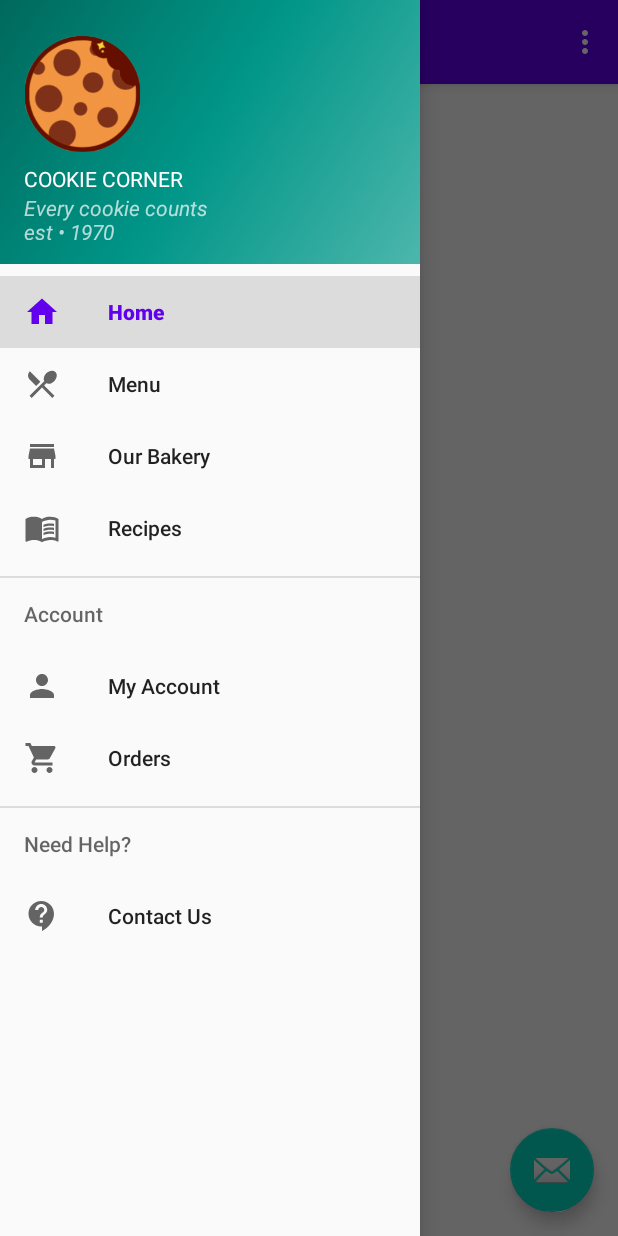
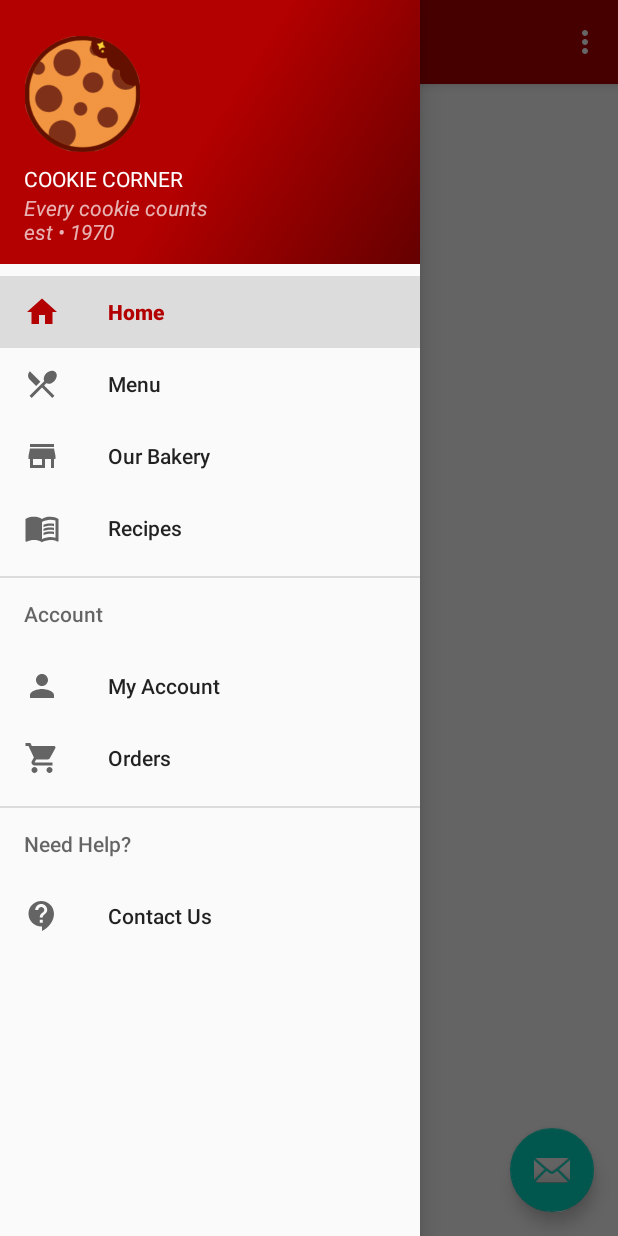
Before and after one commit to farzana-moury/CookieCorner, an Android app: the screen it shows after launch (MainActivity), with the side drawer open, on a phone screen of 412 x 824 dp. Run offline under Robolectric (Android 15) with nearby library versions, the light colour scheme and no system bars; our stand-ins replace navigation-ui.

Commit message:
#9 Provided colour scheme for app header and nav header   * Modified colours in colors.xml to change app header   * Modified colours in side_nav_bar.xml to change nav header

```diff
--- a/app/src/main/res/drawable/side_nav_bar.xml
+++ b/app/src/main/res/drawable/side_nav_bar.xml
@@ -2,8 +2,8 @@
     android:shape="rectangle">
     <gradient
         android:angle="135"
-        android:centerColor="#009688"
-        android:endColor="#00695C"
-        android:startColor="#4DB6AC"
+        android:startColor="@color/colorPrimaryDark"
+        android:centerColor="@color/colorPrimary"
+        android:endColor="@color/colorPrimary"
         android:type="linear" />
 </shape>
--- a/app/src/main/res/layout/app_bar_main.xml
+++ b/app/src/main/res/layout/app_bar_main.xml
@@ -15,7 +15,7 @@
             android:id="@+id/toolbar"
             android:layout_width="match_parent"
             android:layout_height="?attr/actionBarSize"
-            android:background="?attr/colorPrimary"
+            android:background="@color/colorPrimary"
             app:popupTheme="@style/AppTheme.PopupOverlay" />
 
     </com.google.android.material.appbar.AppBarLayout>
--- a/app/src/main/res/values/colors.xml
+++ b/app/src/main/res/values/colors.xml
@@ -1,6 +1,6 @@
 <?xml version="1.0" encoding="utf-8"?>
 <resources>
-    <color name="colorPrimary">#6200EE</color>
-    <color name="colorPrimaryDark">#3700B3</color>
+    <color name="colorPrimary">#B30000</color>
+    <color name="colorPrimaryDark">#650000</color>
     <color name="colorAccent">#03DAC5</color>
 </resources>
```
